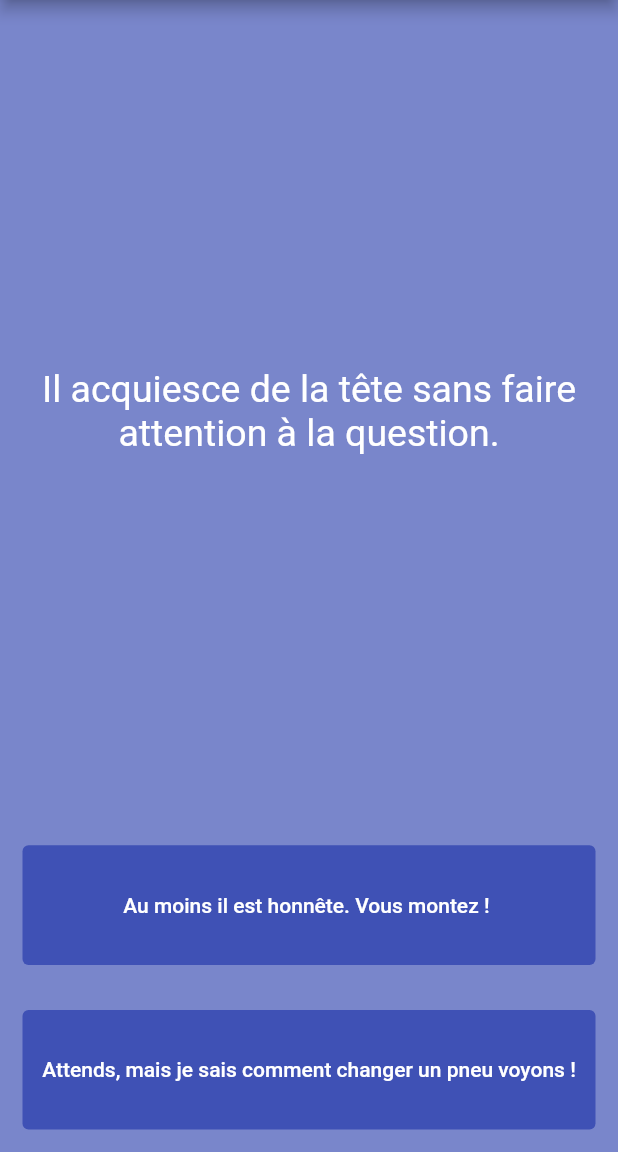
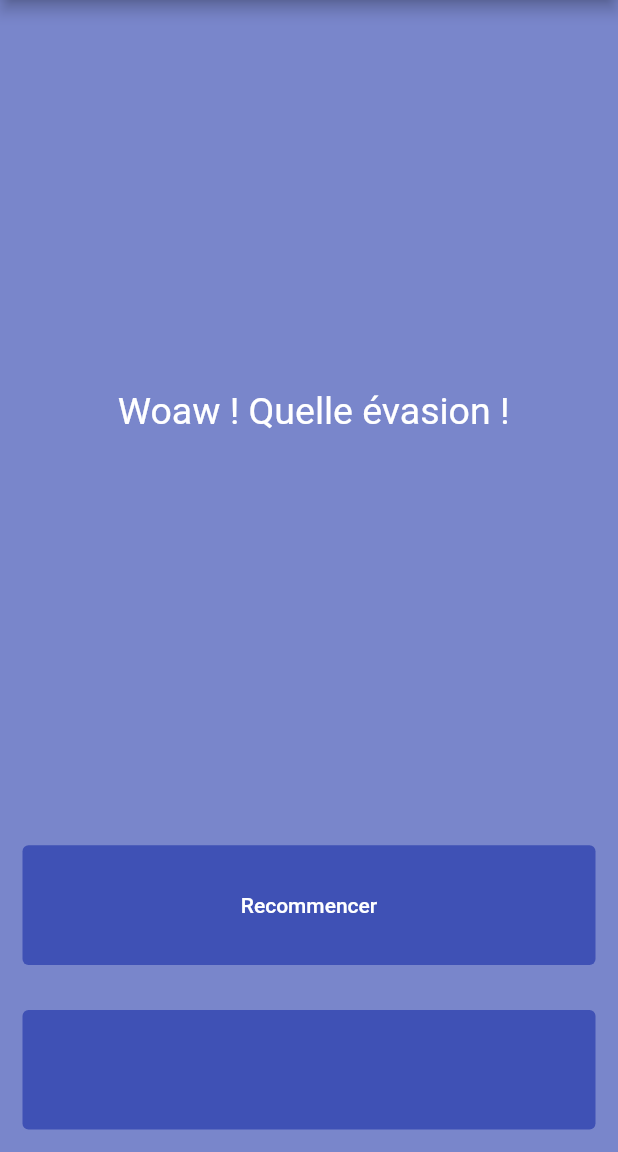
Before and after one commit to Binique/story, a Flutter app: the Story1 screen opened directly, after a tap on "Attends, mais je sais comment changer un", on a phone screen of 412 x 824 dp, the part 84-1236 px from its top. Run offline on Flutter 3.47's test engine with Material 2 defaults, Android fonts, the phone set to English and light mode, and no system bars.

```diff
--- a/lib/main.dart
+++ b/lib/main.dart
@@ -108,7 +108,10 @@ class Story1 extends StatelessWidget {
                 child: TextButton(
                   style: TextButton.styleFrom(backgroundColor: Colors.indigo.shade500),
                   onPressed: () {
-
+                    Navigator.push(
+                      context,
+                      MaterialPageRoute(builder: (context) => const Story2()),
+                    );
                   },
                   child:Text("Au moins il est honnête. Vous montez ! ",
                       style: TextStyle(color: Colors.white,)
@@ -122,7 +125,10 @@ class Story1 extends StatelessWidget {
                 child: TextButton(
                   style: TextButton.styleFrom(backgroundColor: Colors.indigo.shade500),
                   onPressed: () {
-
+                    Navigator.push(
+                      context,
+                      MaterialPageRoute(builder: (context) => const Story3()),
+                    );
                   },
                   child:Text( "Attends, mais je sais comment changer un pneu voyons !",
                       style: TextStyle(color: Colors.white,)
@@ -196,3 +202,63 @@ class Story2 extends StatelessWidget {
     );
   }
 }
+class Story3 extends StatelessWidget {
+  const Story3 ({Key? key}) : super(key: key);
+
+  @override
+  Widget build(BuildContext context) {
+    return Scaffold(
+      backgroundColor: Colors.indigo.shade300,
+      appBar: AppBar(
+        backgroundColor: Colors.indigo.shade400,
+        title: Center(
+            child: const Text('Destiny')
+        ),
+      ),
+      body: Center(
+        child:
+        Column(
+          crossAxisAlignment: CrossAxisAlignment.stretch,
+          children: [
+            Expanded(
+              flex: 5,
+              child: Center(
+                child: Text( " Woaw ! Quelle évasion ! ",
+                  style: TextStyle(color: Colors.white,fontSize: 25.0),textAlign: TextAlign.center,
+                ),
+              ),
+            ),
+            Expanded(
+              child:Padding(
+                padding: const EdgeInsets.all(15.0),
+                child: TextButton(
+                  style: TextButton.styleFrom(backgroundColor: Colors.indigo.shade500),
+                  onPressed: () {
+
+                  },
+                  child:Text("Recommencer",
+                      style: TextStyle(color: Colors.white,)
+                  ),
+                ),
+              ),
+            ),
+            Expanded(
+              child:Padding(
+                padding: const EdgeInsets.all(15.0),
+                child: TextButton(
+                  style: TextButton.styleFrom(backgroundColor: Colors.indigo.shade500),
+                  onPressed: () {
+
+                  },
+                  child:Text("",
+                      style: TextStyle(color: Colors.white,)
+                  ),
+                ),
+              ),
+            ),
+          ],
+        ),
+      ),
+    );
+  }
+}
```
